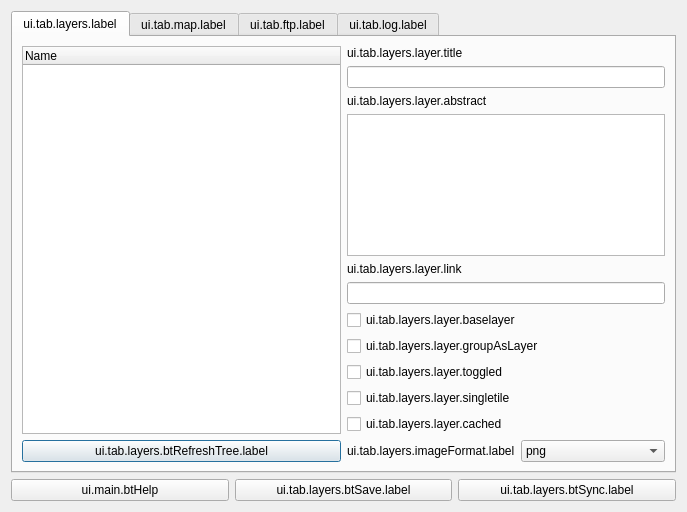
This is ui_lizmap.ui in 3liz/lizmap-plugin as Qt 5 draws it before an edit. The edited form follows.
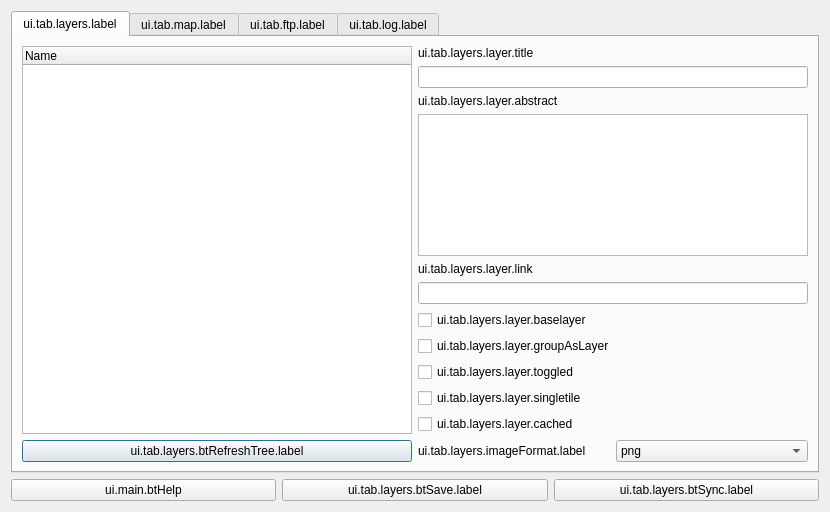
This is the edited form. The open tabs and pages were chosen to show the change.

The edit to the form file:
```diff
--- a/ui_lizmap.ui
+++ b/ui_lizmap.ui
@@ -6,7 +6,7 @@
    <rect>
     <x>0</x>
     <y>0</y>
-    <width>687</width>
+    <width>830</width>
     <height>512</height>
    </rect>
   </property>
```
Left out of the diff: 2 changed lines with no effect on the pictures.
